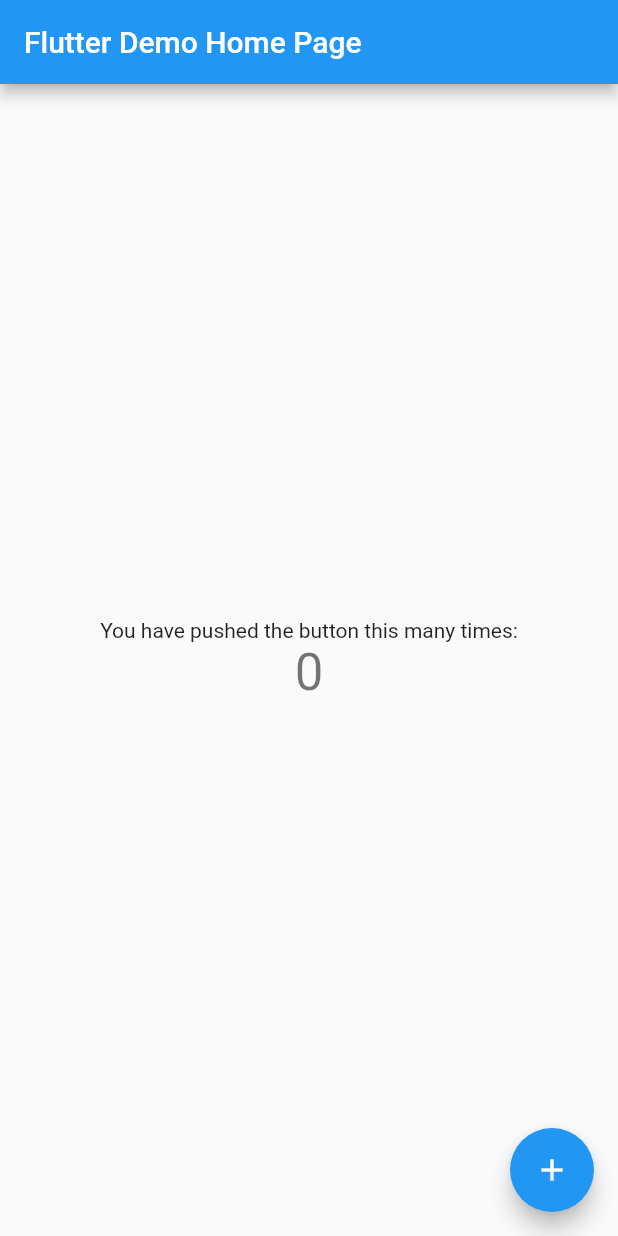
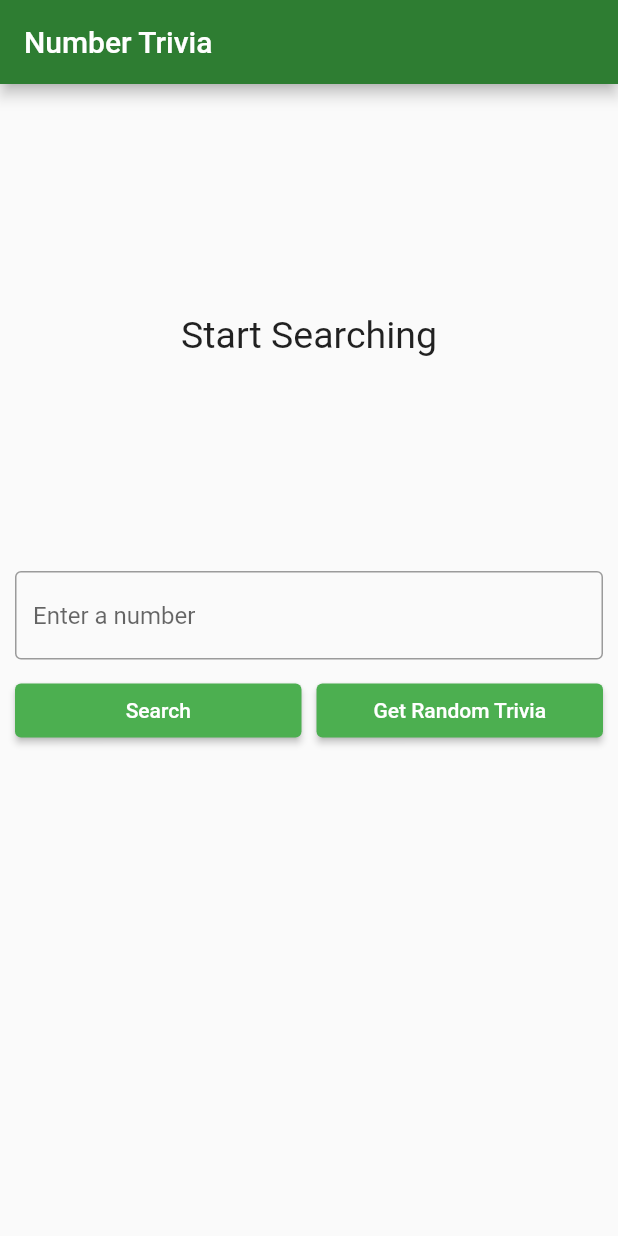
Before and after one commit to eyad-alsawah/flutter_tdd_null_safety, a Flutter app: the screen it shows after launch, on a phone screen of 412 x 824 dp. Run offline on Flutter 3.47's test engine with Material 2 defaults, Android fonts, the phone set to English and light mode, and no system bars; our stand-ins replace bloc, dartz, equatable, flutter_bloc, get_it, internet_connection_checker and 1 more.

Commit message:
working on presentation

```diff
--- /dev/null
+++ b/lib/features/number_trivia/presentation/pages/number_trivia_page.dart
@@ -0,0 +1,126 @@
+import 'package:flutter/material.dart';
+import 'package:flutter_bloc/flutter_bloc.dart';
+import 'package:tdd/features/number_trivia/domain/entities/number_trivia_entity.dart';
+import 'package:tdd/features/number_trivia/presentation/bloc/number_trivia_bloc.dart';
+import 'package:tdd/injection_container.dart';
+
+import '../widgets/widgets.dart';
+
+class NumberTriviaPage extends StatelessWidget {
+  const NumberTriviaPage({super.key});
+
+  @override
+  Widget build(BuildContext context) {
+    return Scaffold(
+      appBar: AppBar(
+        backgroundColor: Theme.of(context).primaryColor,
+        title: const Text('Number Trivia'),
+      ),
+      body: BlocProvider(
+        // specifying the type is enough for the dependecy to be resolved
+        create: (context) => serviceLocator<NumberTriviaBloc>(),
+        child: Center(
+          child: Padding(
+            padding: const EdgeInsets.all(10),
+            child: Column(
+              children: [
+                const SizedBox(height: 20),
+                BlocBuilder<NumberTriviaBloc, NumberTriviaState>(
+                  builder: (context, state) {
+                    print(state);
+                    if (state is EmptyNumberTriviaState) {
+                      return const MessageWidget(message: 'Start Searching');
+                    }
+                    if (state is ErrorNumberTriviaState) {
+                      return MessageWidget(message: state.message);
+                    }
+                    if (state is LoadedNumberTriviaState) {
+                      return TriviaDisplay(
+                        numberTrivia: state.numberTriviaEntity,
+                      );
+                    }
+                    if (state is LoadingNumberTriviaState) {
+                      return const LoadingWidget();
+                    }
+
+                    return const TriviaDisplay(
+                      numberTrivia:
+                          NumberTriviaEntity(number: 1, text: "some text"),
+                    );
+                  },
+                ),
+                const SizedBox(height: 20),
+                TriviaControl(),
+              ],
+            ),
+          ),
+        ),
+      ),
+    );
+  }
+}
+
+class TriviaControl extends StatefulWidget {
+  const TriviaControl({super.key});
+
+  @override
+  State<TriviaControl> createState() => _TriviaControlState();
+}
+
+class _TriviaControlState extends State<TriviaControl> {
+  String inputString = '';
+  @override
+  Widget build(BuildContext context) {
+    return Column(
+      children: [
+        TextField(
+          decoration: InputDecoration(
+            border: OutlineInputBorder(),
+            hintText: "Enter a number",
+          ),
+          onChanged: (value) {
+            inputString = value;
+          },
+        ),
+        const SizedBox(height: 10),
+        Row(
+          children: [
+            Expanded(
+              child: ElevatedButton(
+                onPressed: () async {
+                  await dispatchConcrete();
+                },
+                style: ButtonStyle(
+                  backgroundColor: MaterialStateProperty.all(
+                    Colors.green,
+                  ),
+                ),
+                child: const Text('Search'),
+              ),
+            ),
+            const SizedBox(
+              width: 10,
+            ),
+            Expanded(
+              child: ElevatedButton(
+                onPressed: () {},
+                style: ButtonStyle(
+                  backgroundColor: MaterialStateProperty.all(
+                    Colors.green,
+                  ),
+                ),
+                child: const Text('Get Random Trivia'),
+              ),
+            ),
+          ],
+        )
+      ],
+    );
+  }
+
+  Future<void> dispatchConcrete() async {
+    context.read<NumberTriviaBloc>().add(
+          GetTriviaForConcreteNumber(inputString),
+        );
+  }
+}
--- /dev/null
+++ b/lib/features/number_trivia/presentation/widgets/message_widget.dart
@@ -0,0 +1,24 @@
+import 'package:flutter/material.dart';
+
+class MessageWidget extends StatelessWidget {
+  final String message;
+  const MessageWidget({super.key, required this.message});
+
+  @override
+  Widget build(BuildContext context) {
+    return SizedBox(
+      height: MediaQuery.of(context).size.height / 3,
+      child: Center(
+        child: SingleChildScrollView(
+          child: Text(
+            message,
+            style: TextStyle(
+              fontSize: 25,
+            ),
+            textAlign: TextAlign.center,
+          ),
+        ),
+      ),
+    );
+  }
+}
--- /dev/null
+++ b/lib/features/number_trivia/presentation/widgets/widgets.dart
@@ -0,0 +1,3 @@
+export 'loading_widget.dart';
+export 'message_widget.dart';
+export 'trivia_display.dart';
--- a/lib/main.dart
+++ b/lib/main.dart
@@ -1,7 +1,9 @@
 import 'package:flutter/material.dart';
+import 'package:tdd/features/number_trivia/presentation/pages/number_trivia_page.dart';
 import 'package:tdd/injection_container.dart' as di;
 
 void main() async {
+  WidgetsFlutterBinding.ensureInitialized();
   await di.init();
   runApp(const MyApp());
 }
@@ -13,105 +15,12 @@ class MyApp extends StatelessWidget {
   @override
   Widget build(BuildContext context) {
     return MaterialApp(
-      title: 'Flutter Demo',
+      title: 'Number Trivia',
       theme: ThemeData(
-        // This is the theme of your application.
-        //
-        // Try running your application with "flutter run". You'll see the
-        // application has a blue toolbar. Then, without quitting the app, try
-        // changing the primarySwatch below to Colors.green and then invoke
-        // "hot reload" (press "r" in the console where you ran "flutter run",
-        // or simply save your changes to "hot reload" in a Flutter IDE).
-        // Notice that the counter didn't reset back to zero; the application
-        // is not restarted.
-        primarySwatch: Colors.blue,
+        primaryColor: Colors.green.shade800,
+        accentColor: Colors.green.shade600,
       ),
-      home: const MyHomePage(title: 'Flutter Demo Home Page'),
+      home: NumberTriviaPage(),
     );
   }
 }
-
-class MyHomePage extends StatefulWidget {
-  const MyHomePage({super.key, required this.title});
-
-  // This widget is the home page of your application. It is stateful, meaning
-  // that it has a State object (defined below) that contains fields that affect
-  // how it looks.
-
-  // This class is the configuration for the state. It holds the values (in this
-  // case the title) provided by the parent (in this case the App widget) and
-  // used by the build method of the State. Fields in a Widget subclass are
-  // always marked "final".
-
-  final String title;
-
-  @override
-  State<MyHomePage> createState() => _MyHomePageState();
-}
-
-class _MyHomePageState extends State<MyHomePage> {
-  int _counter = 0;
-
-  void _incrementCounter() {
-    setState(() {
-      // This call to setState tells the Flutter framework that something has
-      // changed in this State, which causes it to rerun the build method below
-      // so that the display can reflect the updated values. If we changed
-      // _counter without calling setState(), then the build method would not be
-      // called again, and so nothing would appear to happen.
-      _counter++;
-    });
-  }
-
-  @override
-  Widget build(BuildContext context) {
-    // This method is rerun every time setState is called, for instance as done
-    // by the _incrementCounter method above.
-    //
-    // The Flutter framework has been optimized to make rerunning build methods
-    // fast, so that you can just rebuild anything that needs updating rather
-    // than having to individually change instances of widgets.
-    return Scaffold(
-      appBar: AppBar(
-        // Here we take the value from the MyHomePage object that was created by
-        // the App.build method, and use it to set our appbar title.
-        title: Text(widget.title),
-      ),
-      body: Center(
-        // Center is a layout widget. It takes a single child and positions it
-        // in the middle of the parent.
-        child: Column(
-          // Column is also a layout widget. It takes a list of children and
-          // arranges them vertically. By default, it sizes itself to fit its
-          // children horizontally, and tries to be as tall as its parent.
-          //
-          // Invoke "debug painting" (press "p" in the console, choose the
-          // "Toggle Debug Paint" action from the Flutter Inspector in Android
-          // Studio, or the "Toggle Debug Paint" command in Visual Studio Code)
-          // to see the wireframe for each widget.
-          //
-          // Column has various properties to control how it sizes itself and
-          // how it positions its children. Here we use mainAxisAlignment to
-          // center the children vertically; the main axis here is the vertical
-          // axis because Columns are vertical (the cross axis would be
-          // horizontal).
-          mainAxisAlignment: MainAxisAlignment.center,
-          children: <Widget>[
-            const Text(
-              'You have pushed the button this many times:',
-            ),
-            Text(
-              '$_counter',
-              style: Theme.of(context).textTheme.headlineMedium,
-            ),
-          ],
-        ),
-      ),
-      floatingActionButton: FloatingActionButton(
-        onPressed: _incrementCounter,
-        tooltip: 'Increment',
-        child: const Icon(Icons.add),
-      ), // This trailing comma makes auto-formatting nicer for build methods.
-    );
-  }
-}
```
Also changed, not shown: lib/features/number_trivia/presentation/bloc/number_trivia_bloc.dart (+9 -7 lines), lib/features/number_trivia/presentation/widgets/loading_widget.dart (added, +17 -0 lines), lib/features/number_trivia/presentation/widgets/trivia_display.dart (added, +34 -0 lines).
